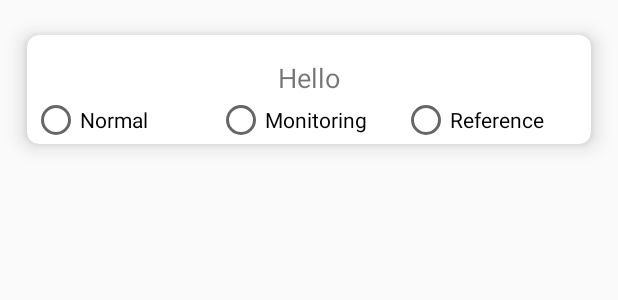
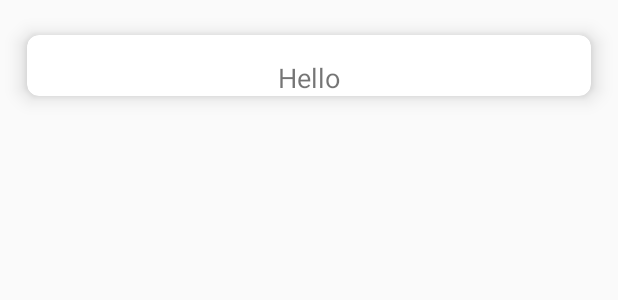
Before and after one commit to KatGkar/BabyLand, an Android app: the layout activity_examination_list_items.xml on its own in the app's theme, with its tools: preview values and no code run, on a phone screen of 412 x 824 dp. Shown: the top 300 px of the screen. Run offline under Robolectric (Android 15) with nearby library versions, the phone set to English and light mode, and no system bars.

Commit message:
Done some work

```diff
--- a/app/src/main/res/layout/activity_examination_list_items.xml
+++ b/app/src/main/res/layout/activity_examination_list_items.xml
@@ -24,7 +24,7 @@
             android:layout_height="match_parent">
 
             <TextView
-                android:id="@+id/examinationListItemTextView"
+                android:id="@+id/examinationListItemText"
                 android:layout_width="wrap_content"
                 android:layout_height="wrap_content"
                 android:layout_marginTop="16dp"
@@ -36,14 +36,15 @@
                 app:layout_constraintTop_toTopOf="parent" />
 
             <RadioGroup
-                android:id="@+id/radioGroup2"
+                android:id="@+id/radioGroupExaminationList"
                 android:layout_width="369dp"
                 android:layout_height="wrap_content"
                 android:orientation="horizontal"
+                android:visibility="gone"
                 app:layout_constraintBottom_toBottomOf="parent"
                 app:layout_constraintEnd_toEndOf="parent"
                 app:layout_constraintStart_toStartOf="parent"
-                app:layout_constraintTop_toBottomOf="@+id/examinationListItemTextView">
+                app:layout_constraintTop_toBottomOf="@+id/examinationListItemText">
 
                 <RadioButton
                     android:id="@+id/radioButton3"
@@ -52,7 +53,7 @@
                     android:text="Normal" />
 
                 <RadioButton
-                    android:id="@+id/radioButton"
+                    android:id="@+id/radioButton1"
                     android:layout_width="123dp"
                     android:layout_height="wrap_content"
                     android:text="Monitoring" />
```
Also changed, not shown: app/src/main/AndroidManifest.xml (+17 -5 lines), app/src/main/java/com/example/babyland/MonitoringDevelopment.java (renamed from app/src/main/java/com/example/babyland/monitoringDevelopment.java, +20 -7 lines), app/src/main/java/com/example/babyland/recyclerAdapter.java (+22 -3 lines), app/src/main/res/layout/activity_monitoring_development.xml (+13 -2 lines).
